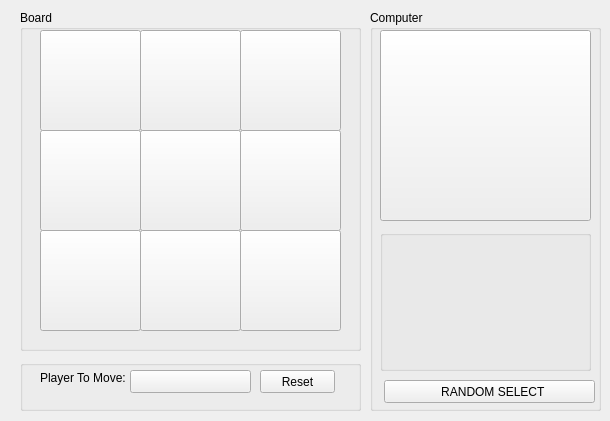
Qt form hexapawn_ui.ui (acebelaro/PyHexapawn) before a commit.
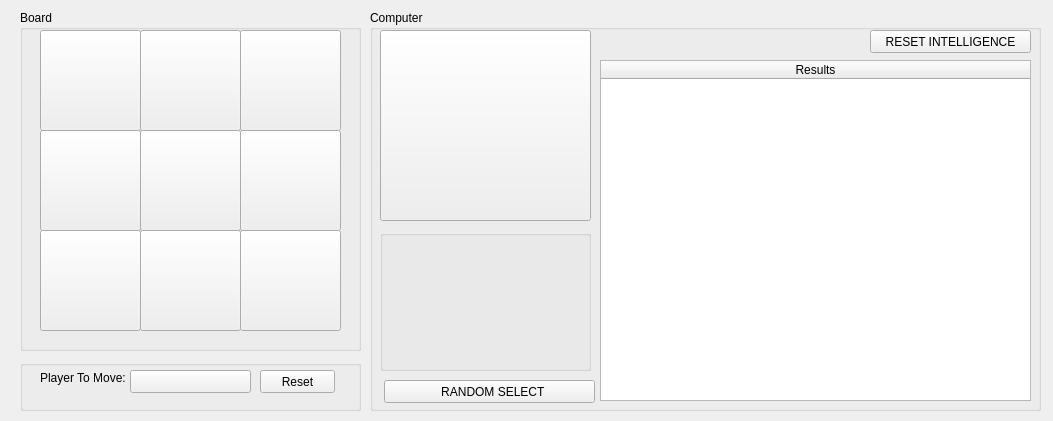
The same form after that commit.

Commit message: - added intelligence - added results table

Patch:
```diff
--- a/hexapawn_ui.ui
+++ b/hexapawn_ui.ui
@@ -6,7 +6,7 @@
    <rect>
     <x>0</x>
     <y>0</y>
-    <width>610</width>
+    <width>1053</width>
     <height>421</height>
    </rect>
   </property>
@@ -203,7 +203,7 @@
     <rect>
      <x>370</x>
      <y>10</y>
-     <width>231</width>
+     <width>671</width>
      <height>401</height>
     </rect>
    </property>
@@ -249,6 +249,40 @@
      <string>  RANDOM SELECT</string>
     </property>
    </widget>
+   <widget class="QPushButton" name="btnResetIntelligence">
+    <property name="geometry">
+     <rect>
+      <x>500</x>
+      <y>20</y>
+      <width>161</width>
+      <height>23</height>
+     </rect>
+    </property>
+    <property name="text">
+     <string>RESET INTELLIGENCE</string>
+    </property>
+   </widget>
+   <widget class="QTableWidget" name="tableResults">
+    <property name="geometry">
+     <rect>
+      <x>230</x>
+      <y>50</y>
+      <width>431</width>
+      <height>341</height>
+     </rect>
+    </property>
+    <property name="editTriggers">
+     <set>QAbstractItemView::NoEditTriggers</set>
+    </property>
+    <attribute name="horizontalHeaderStretchLastSection">
+     <bool>true</bool>
+    </attribute>
+    <column>
+     <property name="text">
+      <string>Results</string>
+     </property>
+    </column>
+   </widget>
   </widget>
  </widget>
  <resources/>
```
The commit also changes 4 other files.
